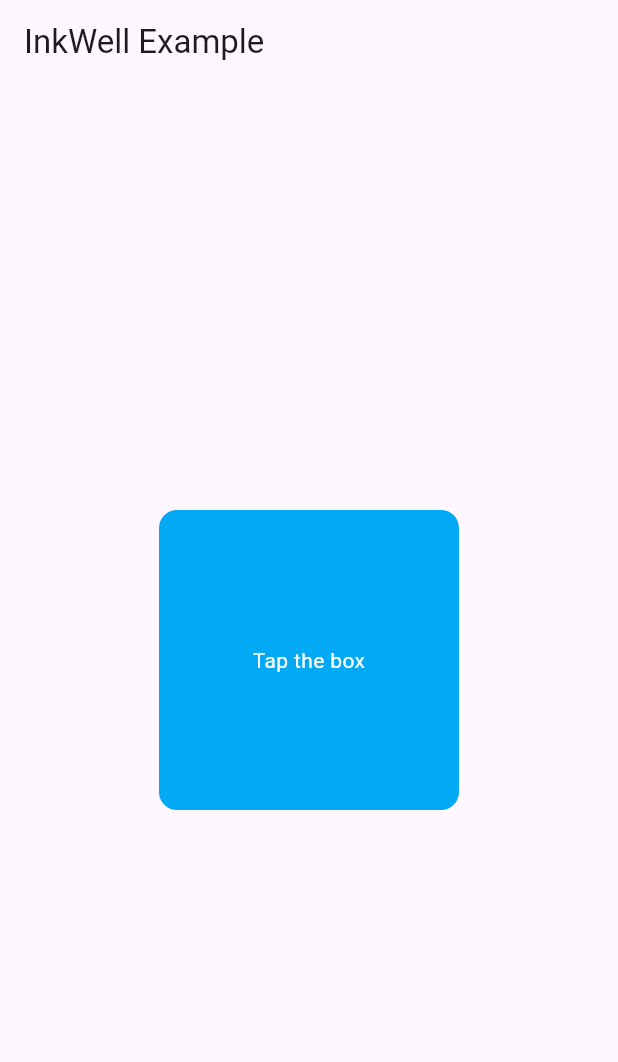
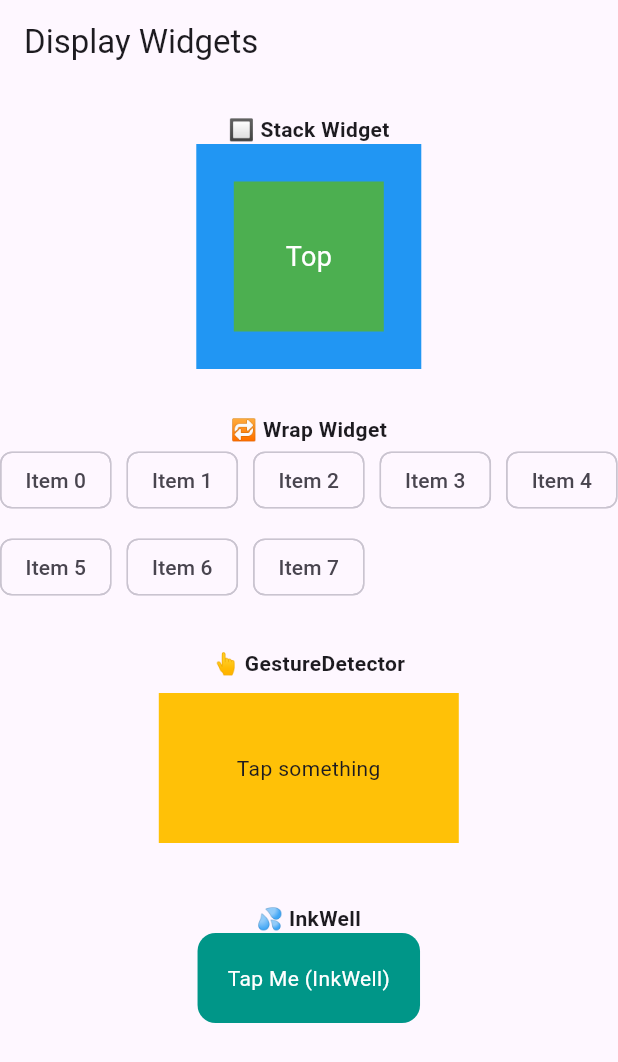
Before and after one commit to sahebbali/Flutter, a Flutter app: the screen it shows after launch, on a phone screen of 412 x 824 dp. Shown: the top 1062 px of the screen. Run offline on Flutter 3.47's test engine with Material 3 defaults, Android fonts, the phone set to English and light mode, and no system bars.

Commit message:
add dispaly widgets

```diff
--- a/lib/main.dart
+++ b/lib/main.dart
@@ -6,57 +6,109 @@ class MyApp extends StatelessWidget {
   @override
   Widget build(BuildContext context) {
     return MaterialApp(
-      debugShowCheckedModeBanner: false,
-      home: InkWellExample(),
+      title: 'Display Widgets Example',
+      home: DisplayWidgetsScreen(),
     );
   }
 }
 
-class InkWellExample extends StatefulWidget {
+class DisplayWidgetsScreen extends StatefulWidget {
   @override
-  _InkWellExampleState createState() => _InkWellExampleState();
+  _DisplayWidgetsScreenState createState() => _DisplayWidgetsScreenState();
 }
 
-class _InkWellExampleState extends State<InkWellExample> {
-  String _message = "Tap the box";
+class _DisplayWidgetsScreenState extends State<DisplayWidgetsScreen> {
+  String message = "Tap something";
 
   @override
   Widget build(BuildContext context) {
     return Scaffold(
-      appBar: AppBar(title: Text("InkWell Example")),
-      body: Center(
+      appBar: AppBar(title: Text('Display Widgets')),
+      body: SingleChildScrollView(
+        child: Column(
+          children: [
+            SizedBox(height: 20),
+
+            /// Stack Example
+            Text(
+              '🔲 Stack Widget',
+              style: TextStyle(fontWeight: FontWeight.bold),
+            ),
+            Stack(
+              alignment: Alignment.center,
+              children: [
+                Container(width: 150, height: 150, color: Colors.blue),
+                Container(width: 100, height: 100, color: Colors.green),
+                Text(
+                  "Top",
+                  style: TextStyle(color: Colors.white, fontSize: 18),
+                ),
+              ],
+            ),
+
+            SizedBox(height: 30),
+
+            /// Wrap Example
+            Text(
+              '🔁 Wrap Widget',
+              style: TextStyle(fontWeight: FontWeight.bold),
+            ),
+            Wrap(
+              spacing: 10,
+              runSpacing: 10,
+              children: List.generate(8, (index) {
+                return Chip(label: Text('Item $index'));
+              }),
+            ),
+
+            SizedBox(height: 30),
+
+            /// GestureDetector Example
+            Text(
+              '👆 GestureDetector',
+              style: TextStyle(fontWeight: FontWeight.bold),
+            ),
+            GestureDetector(
+              onTap: () => setState(() => message = "GestureDetector Tapped!"),
+              onDoubleTap: () => setState(() => message = "Double Tapped!"),
+              onLongPress: () => setState(() => message = "Long Pressed!"),
+              child: Container(
+                margin: EdgeInsets.all(10),
+                width: 200,
+                height: 100,
+                color: Colors.amber,
+                alignment: Alignment.center,
+                child: Text(message, textAlign: TextAlign.center),
+              ),
+            ),
+
+            SizedBox(height: 30),
+
+            /// InkWell Example
+            Text('💦 InkWell', style: TextStyle(fontWeight: FontWeight.bold)),
+            Material(
+              color: Colors.transparent,
               child: InkWell(
-          onTap: () {
-            setState(() {
-              _message = "Box Tapped!";
-            });
-          },
-          onDoubleTap: () {
-            setState(() {
-              _message = "Double Tapped!";
-            });
-          },
-          onLongPress: () {
-            setState(() {
-              _message = "Long Pressed!";
-            });
-          },
+                onTap: () => setState(() => message = "InkWell Tapped!"),
+                borderRadius: BorderRadius.circular(12),
                 child: Container(
-            width: 200,
-            height: 200,
+                  padding: EdgeInsets.all(20),
                   decoration: BoxDecoration(
-              color: Colors.lightBlue,
+                    color: Colors.teal,
                     borderRadius: BorderRadius.circular(12),
                   ),
-            alignment: Alignment.center,
                   child: Text(
-              _message,
-              textAlign: TextAlign.center,
+                    'Tap Me (InkWell)',
                     style: TextStyle(color: Colors.white),
                   ),
                 ),
               ),
             ),
+
+            SizedBox(height: 50),
+          ],
+        ),
+      ),
     );
   }
 }
```
Lines whose indentation alone changed are shown as unchanged.
